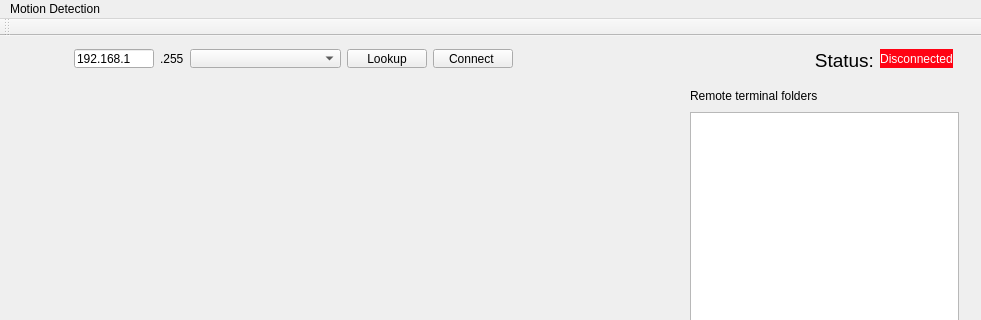
Above: motion-detection/qt_region_app/region_app/mainwindow.ui from GrabMotion/motion before the change; both pictures show x 0 to 981 and y 0 to 320 of the 981 by 635 pixel window. Below: the same form after it.
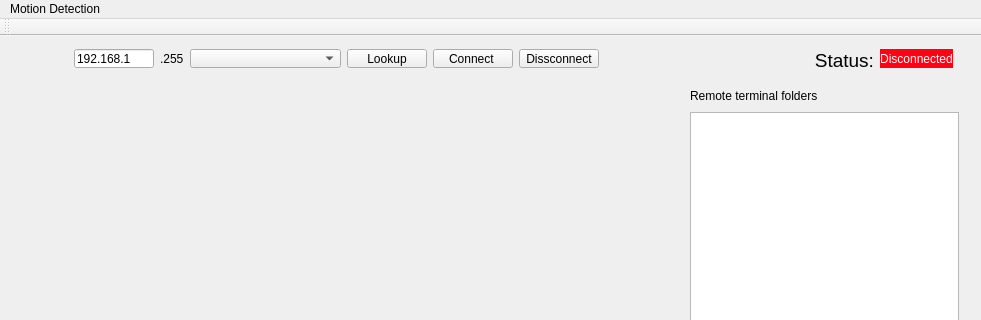
That is the form after the change. Custom widgets are drawn as their Qt base class.

What changed in the file:
```diff
--- a/motion-detection/qt_region_app/region_app/mainwindow.ui
+++ b/motion-detection/qt_region_app/region_app/mainwindow.ui
@@ -39,7 +39,7 @@
       <height>41</height>
      </rect>
     </property>
-    <layout class="QHBoxLayout" name="horizontalLayout" stretch="0,0,3,0,0,0,0,0">
+    <layout class="QHBoxLayout" name="horizontalLayout" stretch="0,0,3,0,0,0,0,0,0">
      <item>
       <widget class="QLineEdit" name="network_ip">
        <property name="maximumSize">
@@ -90,6 +90,13 @@
        </property>
       </widget>
      </item>
+     <item>
+      <widget class="QPushButton" name="disconnect">
+       <property name="text">
+        <string>Dissconnect</string>
+       </property>
+      </widget>
+     </item>
      <item>
       <spacer name="horizontalSpacer">
        <property name="orientation">
```
